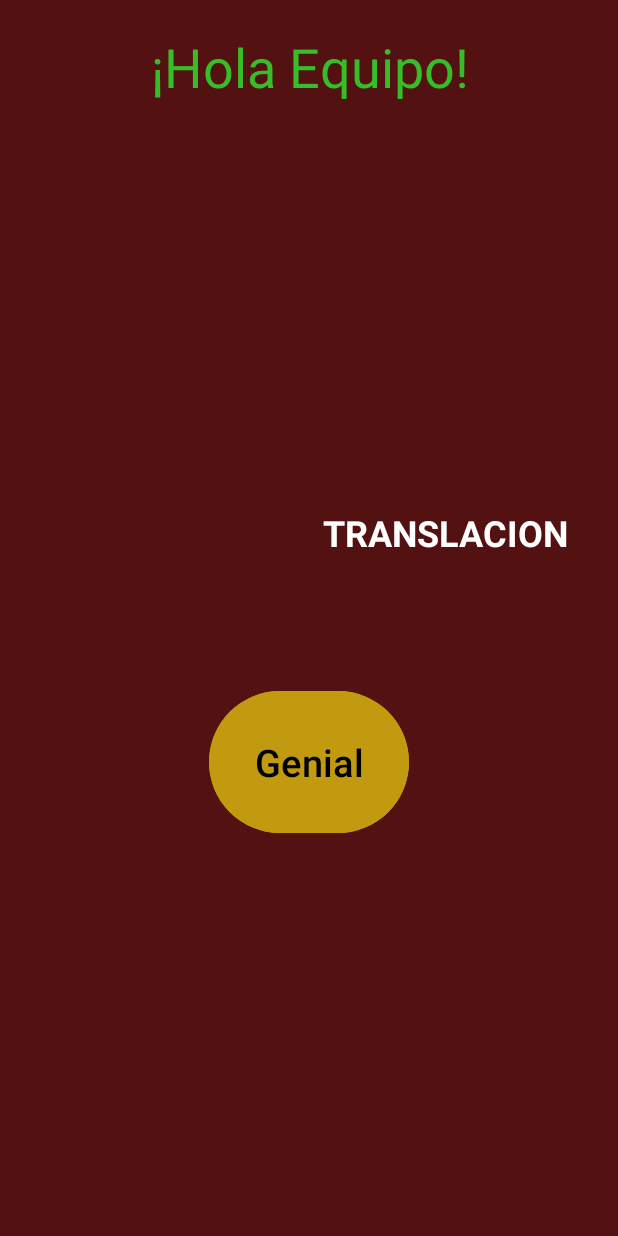
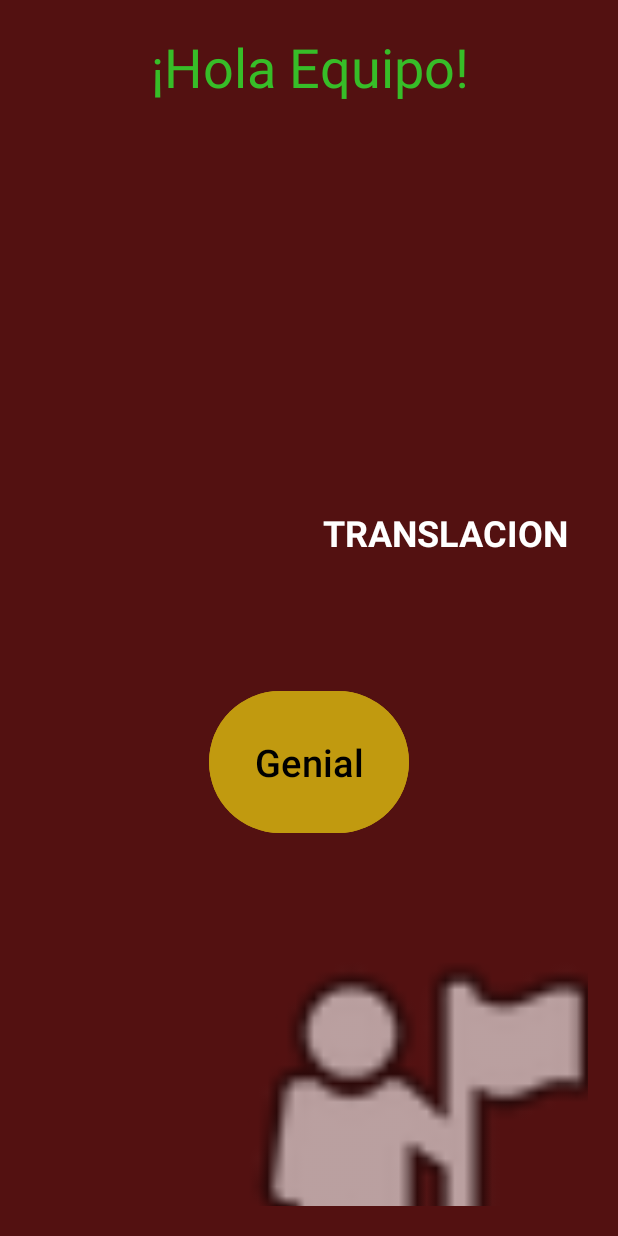
Before and after one commit to davinnci06/AnimYTran, an Android app: the screen it shows after launch (MainActivity), on a phone screen of 412 x 824 dp. Run offline under Robolectric (Android 15) with nearby library versions, the phone set to English and light mode, and no system bars.

Commit message:
Initial Activity

```diff
--- a/app/src/main/java/com/example/animytran/MainActivity.java
+++ b/app/src/main/java/com/example/animytran/MainActivity.java
@@ -6,6 +6,7 @@ import android.os.Bundle;
 import android.view.animation.Animation;
 import android.view.animation.AnimationUtils;
 import android.widget.Button;
+import android.widget.ImageView;
 import android.widget.TextView;
 
 public class MainActivity extends AppCompatActivity {
@@ -19,20 +20,22 @@ public class MainActivity extends AppCompatActivity {
         TextView tV1 = findViewById(R.id.tV1);
         TextView tV2 = findViewById(R.id.tV2);
         Button btn1 = findViewById(R.id.btn1);
-        TextView tv3 = findViewById(R.id.tv3);
+        TextView tV3 = findViewById(R.id.tV3);
+        ImageView iV2 = findViewById(R.id.iV2);
 
         //Debo crear la animación y cargarle lo que hice en fade_out
         Animation anim_out = AnimationUtils.loadAnimation(getApplicationContext(),R.anim.fade_out);
         Animation anim_in = AnimationUtils.loadAnimation(getApplicationContext(),R.anim.fade_in);
         Animation anim_rota = AnimationUtils.loadAnimation(getApplicationContext(),R.anim.rotation);
         Animation anim_trans = AnimationUtils.loadAnimation(getApplicationContext(),R.anim.translation);
+        Animation anim_scale = AnimationUtils.loadAnimation(getApplicationContext(),R.anim.scale);
 
         //Debo iniciar la animación al elemento
         tV1.startAnimation(anim_out);
         tV2.startAnimation(anim_in);
         btn1.startAnimation(anim_rota);
-        tv3.startAnimation(anim_trans);
-
+        tV3.startAnimation(anim_trans);
+        iV2.startAnimation(anim_scale);
 
     }
 }
--- /dev/null
+++ b/app/src/main/res/anim/scale.xml
@@ -0,0 +1,15 @@
+<?xml version="1.0" encoding="utf-8"?>
+<set xmlns:android="http://schemas.android.com/apk/res/android">
+
+    <!--Animación de escala / tamaño-->
+    <scale
+        android:duration="5000"
+        android:pivotX="50%"
+        android:pivotY="50%"
+        android:fromXScale="2"
+        android:toXScale="1"
+        android:fromYScale="2"
+        android:toYScale="1"
+        />
+
+</set>
--- a/app/src/main/res/layout/activity_main.xml
+++ b/app/src/main/res/layout/activity_main.xml
@@ -47,7 +47,7 @@
         app:layout_constraintTop_toBottomOf="@+id/tV2" />
 
     <TextView
-        android:id="@+id/tv3"
+        android:id="@+id/tV3"
         android:layout_width="wrap_content"
         android:layout_height="wrap_content"
         android:text="TRANSLACION"
@@ -61,4 +61,15 @@
         app:layout_constraintTop_toBottomOf="@+id/tV2"
         app:layout_constraintVertical_bias="0.598" />
 
+    <ImageView
+        android:id="@+id/iV2"
+        android:layout_width="150sp"
+        android:layout_height="150sp"
+        android:scaleType="centerCrop"
+        app:layout_constraintBottom_toBottomOf="parent"
+        app:layout_constraintEnd_toEndOf="parent"
+        app:layout_constraintStart_toStartOf="parent"
+        app:layout_constraintTop_toBottomOf="@+id/btn1"
+        app:srcCompat="@android:drawable/ic_menu_myplaces" />
+
 </androidx.constraintlayout.widget.ConstraintLayout>
```
